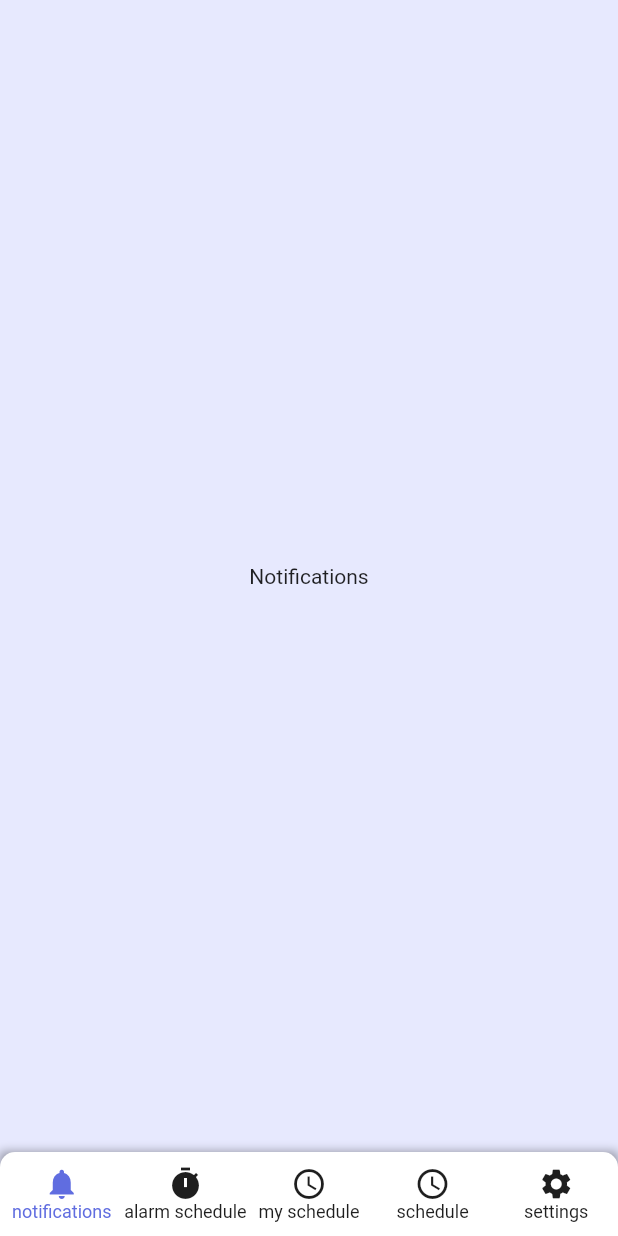
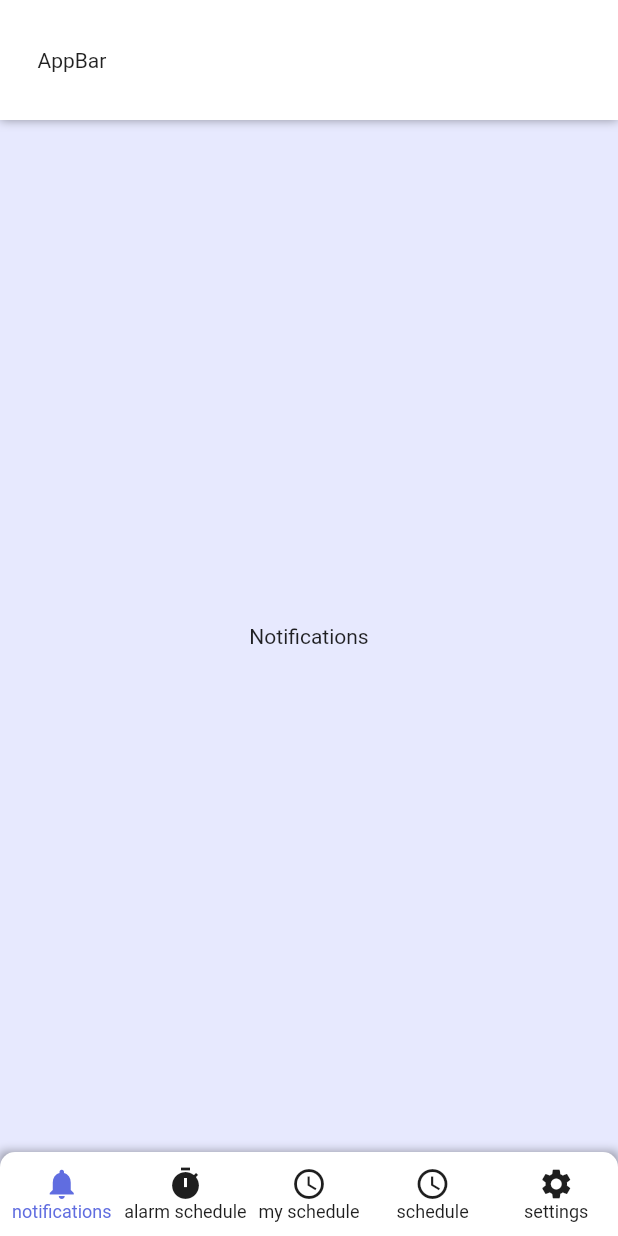
Before and after one commit to 0chuhh/scheddule_mobile, a Flutter app: the screen it shows after launch, on a phone screen of 412 x 824 dp. Run offline on Flutter 3.47's test engine with Material 2 defaults, Android fonts, the phone set to English and light mode, and no system bars.

Commit message:
feat: добавлена заготовка под собственный AppBar

```diff
--- a/lib/screens/main_screen.dart
+++ b/lib/screens/main_screen.dart
@@ -5,6 +5,7 @@ import 'package:schedule_mobile/screens/reminders_screen.dart';
 import 'package:schedule_mobile/screens/schedules_screen.dart';
 import 'package:schedule_mobile/screens/settings_screen.dart';
 import 'package:schedule_mobile/utils/styles.dart';
+import 'package:schedule_mobile/widgets/custom_app_bar.dart';
 
 class MainScreen extends StatefulWidget {
   const MainScreen({Key? key}) : super(key: key);
@@ -32,6 +33,9 @@ class _MainScreenState extends State<MainScreen> {
   @override
   Widget build(BuildContext context) {
     return Scaffold(
+        appBar: const CustomAppBar(
+          title: Text('AppBar'),
+        ),
         backgroundColor: Styles.bgColor,
         body: Center(
           child: _screens[_selectedIndex],
--- /dev/null
+++ b/lib/widgets/custom_app_bar.dart
@@ -0,0 +1,41 @@
+import 'package:flutter/material.dart';
+
+class CustomAppBar extends StatefulWidget implements PreferredSizeWidget {
+  const CustomAppBar({
+    Key? key,
+    this.title,
+    this.leading,
+    this.bottom,
+  }) : super(key: key);
+
+  final Widget? title;
+  final Widget? leading;
+  final Widget? bottom;
+
+  @override
+  State<CustomAppBar> createState() => _CustomAppBarState();
+
+  @override
+  Size get preferredSize => const Size(double.maxFinite, 80);
+}
+
+class _CustomAppBarState extends State<CustomAppBar> {
+  @override
+  Widget build(BuildContext context) {
+    return Container(
+      height: widget.preferredSize.height + 100,
+      width: widget.preferredSize.width,
+      decoration: const BoxDecoration(
+          color: Colors.white,
+          boxShadow: [BoxShadow(color: Colors.black38, spreadRadius: 0, blurRadius: 5)]),
+      child: SafeArea(
+          child: Padding(
+              padding: const EdgeInsets.symmetric(horizontal: 25, vertical: 25 / 2.5),
+              child: Row(
+                children: [
+                  widget.title!,
+                ],
+              ))),
+    );
+  }
+}
```
